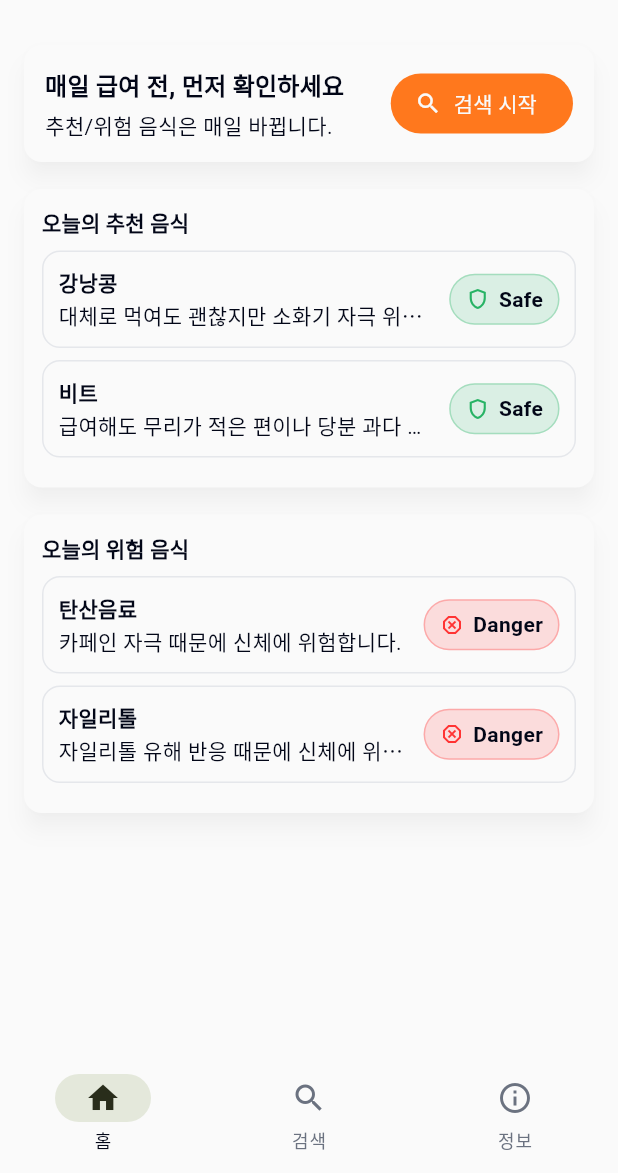
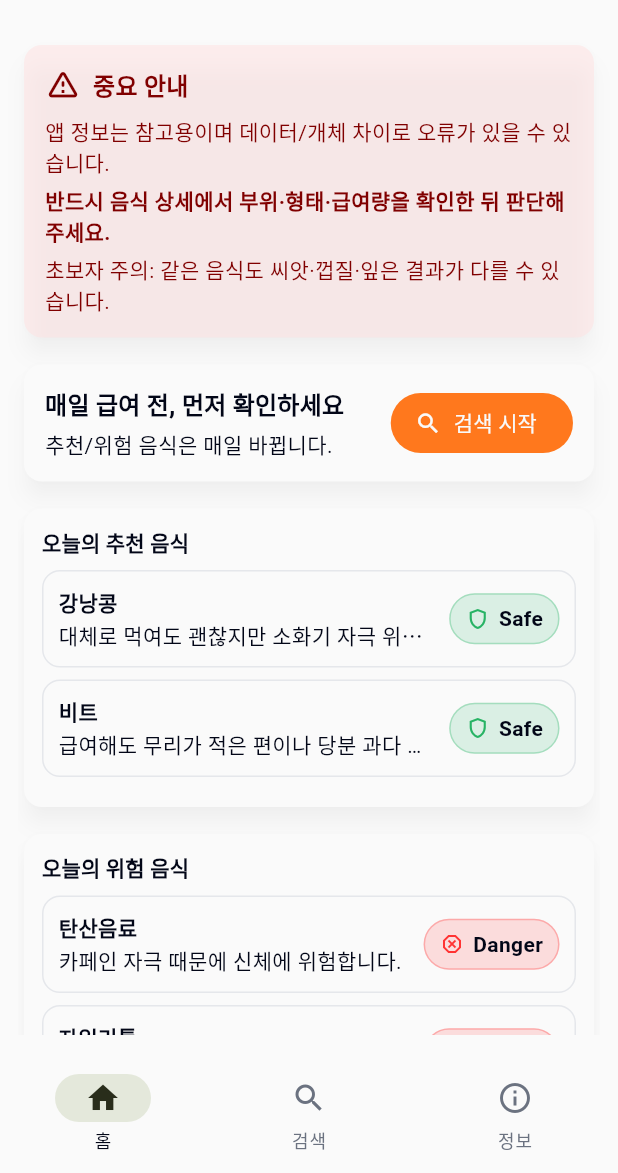
Before and after one commit to Naviary-Sanctuary/Avium, a Flutter app: the screen it shows after launch, after a tap on "동의하고 시작하기", on a phone screen of 412 x 824 dp, the part 63-1236 px from its top. Run offline on Flutter 3.47's test engine with Material 3 defaults, Android fonts, the phone set to English and light mode, and no system bars; our stand-ins replace go_router, shared_preferences; missing offline and left inert: dart:html.

Commit message:
feat: strengthen safety warnings and detail-check guidance

```diff
--- a/lib/features/search/presentation/search_screen.dart
+++ b/lib/features/search/presentation/search_screen.dart
@@ -170,6 +170,8 @@ class _SearchScreenState extends State<SearchScreen> {
                                       ),
                                     ),
                                   ),
+                                const SizedBox(height: 8),
+                                const _MainSafetyNoticeCard(),
                                 const SizedBox(height: 12),
                                 Expanded(
                                   child: isZeroResult
@@ -540,6 +542,64 @@ enum _RiskFilterOption {
   final String label;
 }
 
+class _MainSafetyNoticeCard extends StatelessWidget {
+  const _MainSafetyNoticeCard();
+
+  @override
+  Widget build(BuildContext context) {
+    final scheme = Theme.of(context).colorScheme;
+    final onErrorContainer = scheme.onErrorContainer;
+    return Card(
+      color: scheme.errorContainer.withValues(alpha: 0.5),
+      child: Padding(
+        padding: const EdgeInsets.all(14),
+        child: Column(
+          crossAxisAlignment: CrossAxisAlignment.start,
+          children: <Widget>[
+            Row(
+              crossAxisAlignment: CrossAxisAlignment.start,
+              children: <Widget>[
+                Icon(
+                  Icons.warning_amber_rounded,
+                  color: onErrorContainer,
+                ),
+                const SizedBox(width: 8),
+                Expanded(
+                  child: Text(
+                    '중요 안내',
+                    style: Theme.of(context).textTheme.titleMedium?.copyWith(
+                          color: onErrorContainer,
+                          fontWeight: FontWeight.w800,
+                        ),
+                  ),
+                ),
+              ],
+            ),
+            const SizedBox(height: 8),
+            Text(
+              '앱 정보는 참고용이며 데이터/개체 차이로 오류가 있을 수 있습니다.',
+              style: TextStyle(color: onErrorContainer),
+            ),
+            const SizedBox(height: 4),
+            Text(
+              '반드시 음식 상세에서 부위·형태·급여량을 확인한 뒤 판단해 주세요.',
+              style: TextStyle(
+                color: onErrorContainer,
+                fontWeight: FontWeight.w700,
+              ),
+            ),
+            const SizedBox(height: 4),
+            Text(
+              '초보자 주의: 같은 음식도 씨앗·껍질·잎은 결과가 다를 수 있습니다.',
+              style: TextStyle(color: onErrorContainer),
+            ),
+          ],
+        ),
+      ),
+    );
+  }
+}
+
 class _HomeLanding extends StatelessWidget {
   const _HomeLanding({
     required this.foods,
@@ -579,6 +639,8 @@ class _HomeLanding extends StatelessWidget {
           padding: const EdgeInsets.all(12),
           child: Column(
             children: <Widget>[
+              const _MainSafetyNoticeCard(),
+              const SizedBox(height: 10),
               Card(
                 child: Padding(
                   padding: const EdgeInsets.all(14),
```
Also changed, not shown: lib/features/food_detail/presentation/food_detail_screen.dart (+113 -20 lines).
